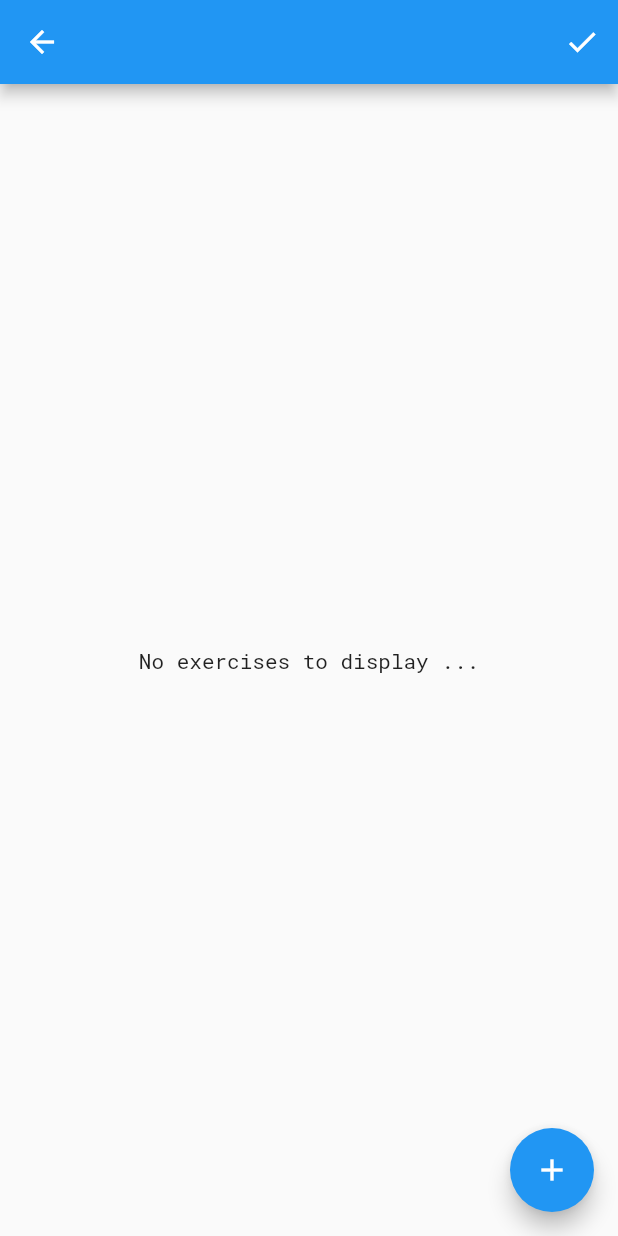
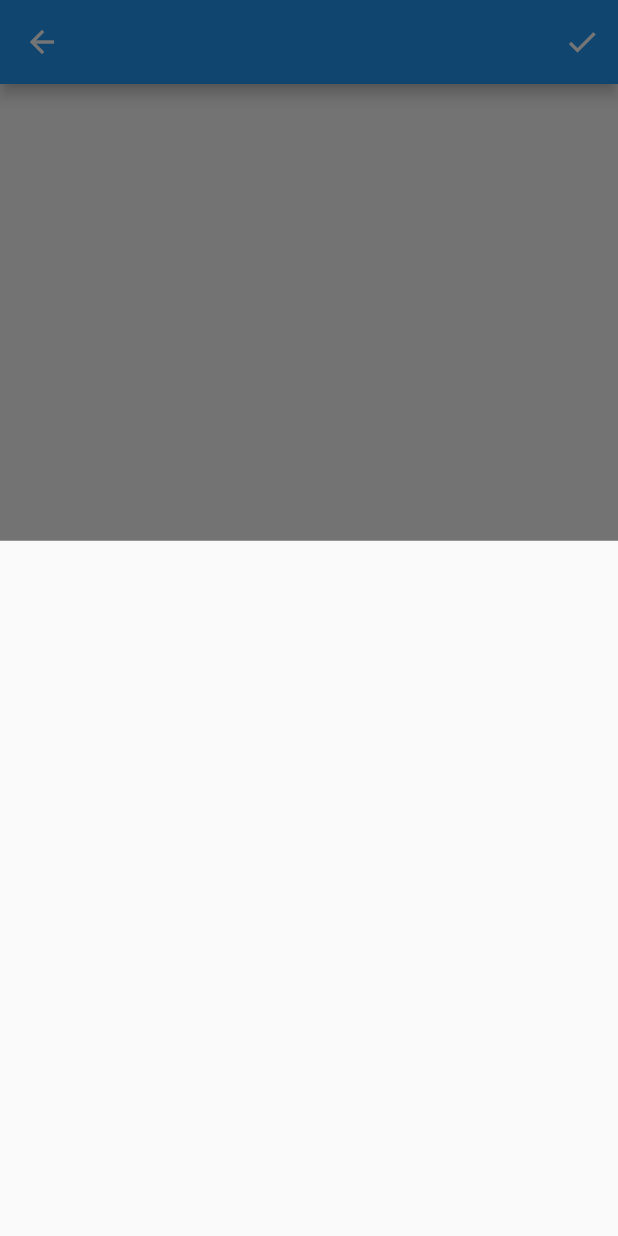
Before and after one commit to GeneralTurtle/workout_notebook_mobile, a Flutter app: the WorkoutDetailsPage screen opened directly, after a tap on the "mode edit" icon, after a tap on the "add" icon, on a phone screen of 412 x 824 dp. Run offline on Flutter 3.47's test engine with Material 2 defaults, Android fonts, the phone set to English and light mode, and no system bars; our stand-ins replace google_fonts.

Commit message:
show bottom sheet when click on add exercise button

```diff
--- /dev/null
+++ b/lib/pages/workout_details_page/add_exercise_sheet.dart
@@ -0,0 +1,13 @@
+import 'package:flutter/material.dart';
+
+class AddExerciseSheet extends StatefulWidget {
+  @override
+  _AddExerciseSheetState createState() => _AddExerciseSheetState();
+}
+
+class _AddExerciseSheetState extends State<AddExerciseSheet> {
+  @override
+  Widget build(BuildContext context) {
+    return Container();
+  }
+}
--- a/lib/pages/workout_details_page/workout_details_page.dart
+++ b/lib/pages/workout_details_page/workout_details_page.dart
@@ -1,5 +1,6 @@
 import 'package:flutter/material.dart';
 import 'package:provider/provider.dart';
+import 'package:workout_notebook_mobile/pages/workout_details_page/add_exercise_sheet.dart';
 import 'package:workout_notebook_mobile/states/workout_details_state.dart';
 import 'package:workout_notebook_mobile/states/workouts_state.dart';
 
@@ -19,19 +20,27 @@ class WorkoutDetailsPage extends StatelessWidget {
         body: Center(
           child: Text('${state.noExercisesDisplayMessage}'),
         ),
-        floatingActionButton: _floatingActionButton(state),
+        floatingActionButton: _floatingActionButton(context, state),
       ),
     );
   }
 
-  Widget _floatingActionButton(WorkoutDetailsState state) {
-    return state.isEditing ? _addExerciseButton() : _noButton();
+  Widget _floatingActionButton(
+      BuildContext context, WorkoutDetailsState state) {
+    return state.isEditing ? _addExerciseButton(context) : _noButton();
   }
 
-  FloatingActionButton _addExerciseButton() {
+  FloatingActionButton _addExerciseButton(BuildContext context) {
     return FloatingActionButton(
       child: Icon(Icons.add),
-      onPressed: () {},
+      onPressed: () => _showAddExerciseBottomSheet(context),
+    );
+  }
+
+  void _showAddExerciseBottomSheet(BuildContext context) {
+    showModalBottomSheet(
+      context: context,
+      builder: (context) => AddExerciseSheet(),
     );
   }
 
```
